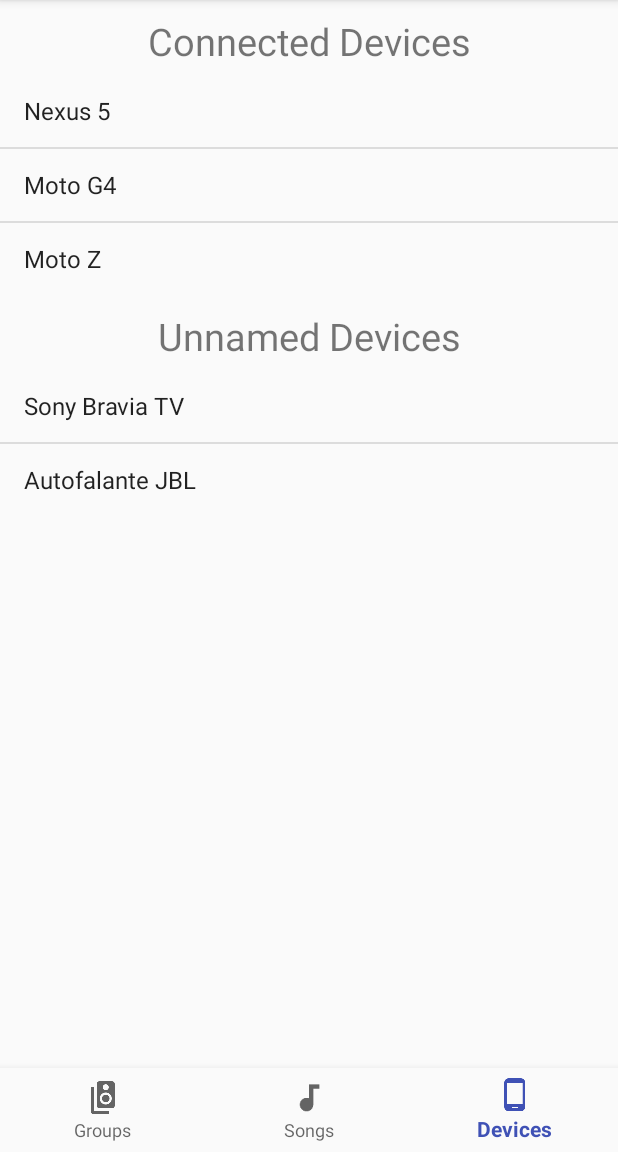
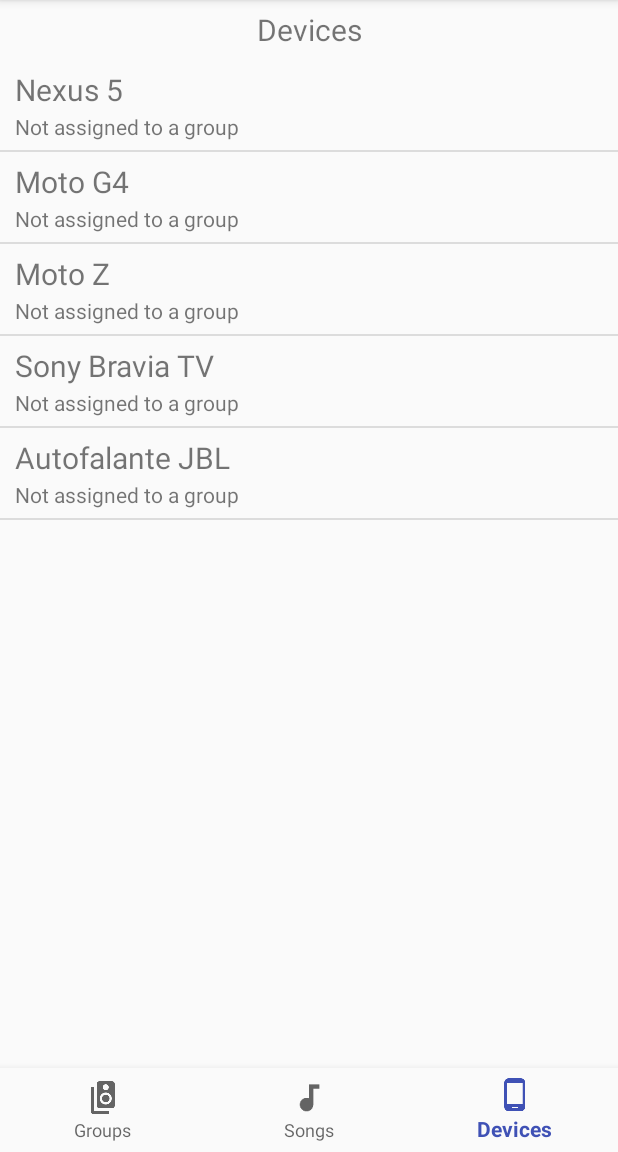
Before and after one commit to mathnogueira/android, an Android app: the screen it shows after launch (MainActivity), item 3 of the bottom bar chosen, on a phone screen of 412 x 824 dp, the part 84-1236 px from its top. Run offline under Robolectric (Android 15) with nearby library versions, the phone set to English and light mode, and no system bars; our stand-ins replace ButterKnife; libraries missing offline, so code that uses them is left out: com.github.nkzawa.socketio; 1 statement that could not run was skipped.

Commit message:
Adiciona nova tela de dispositivos

```diff
--- /dev/null
+++ b/app/src/main/java/pink/dcc/ufla/br/wiplayer/adapters/DeviceAdapter.java
@@ -0,0 +1,57 @@
+package pink.dcc.ufla.br.wiplayer.adapters;
+
+import android.content.Context;
+import android.view.LayoutInflater;
+import android.view.View;
+import android.view.ViewGroup;
+import android.widget.BaseAdapter;
+import android.widget.TextView;
+
+import org.w3c.dom.Text;
+
+import java.util.List;
+
+import pink.dcc.ufla.br.wiplayer.R;
+import pink.dcc.ufla.br.wiplayer.models.Device;
+
+public class DeviceAdapter extends BaseAdapter {
+
+    private List<Device> devices;
+    private LayoutInflater inflater;
+
+    public DeviceAdapter(Context context, List<Device> devices) {
+        this.devices = devices;
+        inflater = (LayoutInflater) context.getSystemService(Context.LAYOUT_INFLATER_SERVICE);
+    }
+
+    @Override
+    public int getCount() {
+        return devices.size();
+    }
+
+    @Override
+    public Object getItem(int position) {
+        return devices.get(position);
+    }
+
+    @Override
+    public long getItemId(int position) {
+        return position;
+    }
+
+    @Override
+    public View getView(int position, View convertView, ViewGroup parent) {
+        View row =  inflater.inflate(R.layout.layout_device_list, null);
+
+        TextView deviceNameTextView = (TextView) row.findViewById(R.id.device_name);
+        TextView deviceGroupTextView = (TextView) row.findViewById(R.id.device_group_name);
+
+        Device device = devices.get(position);
+        deviceNameTextView.setText(device.getName());
+        if (device.getGroup() != null) {
+            deviceGroupTextView.setText(device.getGroup().getName());
+        }
+
+        return row;
+    }
+}
--- a/app/src/main/java/pink/dcc/ufla/br/wiplayer/adapters/GroupAdapter.java
+++ b/app/src/main/java/pink/dcc/ufla/br/wiplayer/adapters/GroupAdapter.java
@@ -53,8 +53,6 @@
         groupNameTextView.setText(group.getName());
         if (currentSong != null) {
             currentSongTextView.setText(String.format("Playing %s by %s", currentSong.getName(), currentSong.getAuthor()));
-        } else {
-            currentSongTextView.setText(R.string.idle_message);
         }
         numberDevicesTextView.setText(String.format("%d devices", group.getDevices().size()));
 
--- a/app/src/main/java/pink/dcc/ufla/br/wiplayer/dialogs/GroupSelectionDialog.java
+++ b/app/src/main/java/pink/dcc/ufla/br/wiplayer/dialogs/GroupSelectionDialog.java
@@ -26,7 +26,7 @@
     public GroupSelectionDialog(@NonNull Context context) {
         super(context);
 
-        service = new GroupService();
+        service = GroupService.getInstance();
         availableGroups = service.listGroups();
 
         groupAdapter = new ArrayAdapter<>(context, android.R.layout.simple_list_item_1, service.listGroups());
--- a/app/src/main/java/pink/dcc/ufla/br/wiplayer/fragments/DevicesFragment.java
+++ b/app/src/main/java/pink/dcc/ufla/br/wiplayer/fragments/DevicesFragment.java
@@ -2,6 +2,7 @@
 
 import android.os.Bundle;
 import android.support.v4.app.Fragment;
+import android.util.Log;
 import android.view.LayoutInflater;
 import android.view.View;
 import android.view.ViewGroup;
@@ -16,6 +17,8 @@
 import butterknife.ButterKnife;
 import butterknife.OnItemClick;
 import pink.dcc.ufla.br.wiplayer.R;
+import pink.dcc.ufla.br.wiplayer.adapters.DeviceAdapter;
+import pink.dcc.ufla.br.wiplayer.dialogs.GroupSelectionDialog;
 import pink.dcc.ufla.br.wiplayer.models.Device;
 import pink.dcc.ufla.br.wiplayer.models.Group;
 import pink.dcc.ufla.br.wiplayer.presenters.DevicesPresenter;
@@ -23,24 +26,10 @@
 
 public class DevicesFragment extends BaseFragment {
 
-    @BindView(R.id.list_connected_devices)
-    ListView connectedDevicesView;
+    @BindView(R.id.device_list)
+    public ListView deviceListView;
 
-    @BindView(R.id.list_waiting_devices)
-    ListView waitingDevicesView;
-
-    @BindView(R.id.list_unnamed_devices)
-    ListView unnamedDevicesView;
-
-    @BindView(R.id.connected_devices_title)
-    TextView connectedDevicesTitleView;
-
-    @BindView(R.id.waiting_devices_title)
-    TextView waitingDevicesTitleView;
-
-    @BindView(R.id.unnamed_devices_title)
-    TextView unnamedDevicesTitleView;
-
+    private DeviceAdapter adapter;
     private DevicesPresenter presenter;
 
     @Override
@@ -55,66 +44,26 @@
     }
 
     private void startupFragment() {
-        connectedDevicesView.setLongClickable(true);
-        waitingDevicesView.setLongClickable(true);
-
         presenter = new DevicesPresenter();
         presenter.loadDevices();
-        updateListView();
+        adapter = new DeviceAdapter(getContext(), presenter.getDevices());
+
+        deviceListView.setAdapter(adapter);
     }
 
-    private void updateListView() {
-        // Popula as listas
-        List<Device> connectedDevices = presenter.getConnectedDevices();
-        List<Device> waitingDevices = presenter.getWaitingDevices();
-        List<Device> unnamedDevices = presenter.getUnnamedDevices();
+    @OnItemClick(R.id.device_list)
+    public void onDeviceSelected(int position) {
+        Device device = presenter.getDevices().get(position);
+        GroupSelectionDialog dialog = new GroupSelectionDialog(getContext());
 
-        ArrayAdapter<Device> connectedDevicesAdapter =
-                new ArrayAdapter<>(getContext(), android.R.layout.simple_list_item_1, connectedDevices);
-        ArrayAdapter<Device> waitingDevicesAdapter =
-                new ArrayAdapter<>(getContext(), android.R.layout.simple_list_item_1, waitingDevices);
-        ArrayAdapter<Device> unnamedDevicesAdapter =
-                new ArrayAdapter<>(getContext(), android.R.layout.simple_list_item_1, unnamedDevices);
+        dialog.setOnGroupSelectedListener(group -> {
+            device.setGroup(group);
+            adapter.notifyDataSetChanged();
+        });
 
-        connectedDevicesView.setAdapter(connectedDevicesAdapter);
-        waitingDevicesView.setAdapter(waitingDevicesAdapter);
-        unnamedDevicesView.setAdapter(unnamedDevicesAdapter);
-
-        hideIfNoElements(connectedDevicesTitleView, connectedDevices);
-        hideIfNoElements(waitingDevicesTitleView, waitingDevices);
-        hideIfNoElements(unnamedDevicesTitleView, unnamedDevices);
-
+        dialog.show();
     }
 
-    @OnItemClick(R.id.list_unnamed_devices)
-    public void onClickUnnamedDevice(AdapterView<?> parent, int position) {
-        InputDialog dialog = new InputDialog("Give a name to the device", getActivity())
-                .setPositiveAnswerListener(answer -> {
-                    Device deviceToRename = presenter.getUnnamedDevices().get(position);
-                    presenter.renameDevice(deviceToRename, answer);
 
-                    updateListView();
-                });
-
-        dialog.build().show();
-
-    }
-
-    @OnItemClick(R.id.list_waiting_devices)
-    public void onClickWaitingDevice(AdapterView<?> parent, int position) {
-        Device device = presenter.getWaitingDevices().get(position);
-        Group group = new Group("Sertanejo do porão");
-        presenter.addDeviceToGroup(device, group);
-
-        updateListView();
-    }
-
-    private void hideIfNoElements(View viewToHide, List container) {
-        if (container.size() == 0) {
-            viewToHide.setVisibility(View.GONE);
-        } else {
-            viewToHide.setVisibility(View.VISIBLE);
-        }
-    }
 
 }
--- a/app/src/main/java/pink/dcc/ufla/br/wiplayer/presenters/DevicesPresenter.java
+++ b/app/src/main/java/pink/dcc/ufla/br/wiplayer/presenters/DevicesPresenter.java
@@ -8,46 +8,21 @@
 
 public class DevicesPresenter {
 
-    private List<Device> connectedDevices;
-    private List<Device> waitingDevices;
-    private List<Device> unnamedDevices;
+    private List<Device> devices;
 
     public void loadDevices() {
-        connectedDevices = new ArrayList<>();
-        waitingDevices = new ArrayList<>();
-        unnamedDevices = new ArrayList<>();
+        devices = new ArrayList<>();
 
-        connectedDevices.add(new Device("Nexus 5"));
-        connectedDevices.add(new Device("Moto G4"));
-        connectedDevices.add(new Device("Moto Z"));
+        devices.add(new Device("Nexus 5"));
+        devices.add(new Device("Moto G4"));
+        devices.add(new Device("Moto Z"));
 
-        unnamedDevices.add(new Device("Sony Bravia TV"));
-        unnamedDevices.add(new Device("Autofalante JBL"));
+        devices.add(new Device("Sony Bravia TV"));
+        devices.add(new Device("Autofalante JBL"));
     }
 
-    public List<Device> getConnectedDevices() {
-        return connectedDevices;
+    public List<Device> getDevices() {
+        return devices;
     }
 
-    public List<Device> getWaitingDevices() {
-        return waitingDevices;
-    }
-
-    public List<Device> getUnnamedDevices() {
-        return unnamedDevices;
-    }
-
-    public void renameDevice(Device deviceToRename, String newName) {
-        deviceToRename.setName(newName);
-        unnamedDevices.remove(deviceToRename);
-        waitingDevices.add(deviceToRename);
-    }
-
-    public void addDeviceToGroup(Device device, Group group) {
-        group.addDevice(device);
-        device.setGroup(group);
-
-        waitingDevices.remove(device);
-        connectedDevices.add(device);
-    }
 }
--- a/app/src/main/java/pink/dcc/ufla/br/wiplayer/presenters/GroupsPresenter.java
+++ b/app/src/main/java/pink/dcc/ufla/br/wiplayer/presenters/GroupsPresenter.java
@@ -14,7 +14,7 @@
     private List<Group> groups;
 
     public GroupsPresenter() {
-        service = new GroupService();
+        service = GroupService.getInstance();
     }
 
     public List<Group> getGroups() {
--- a/app/src/main/java/pink/dcc/ufla/br/wiplayer/presenters/SongsPresenter.java
+++ b/app/src/main/java/pink/dcc/ufla/br/wiplayer/presenters/SongsPresenter.java
@@ -14,7 +14,7 @@
     private SongService songService;
 
     public SongsPresenter() {
-        songService = new SongService();
+        songService = SongService.getInstance();
         songList = songService.getSongList();
     }
 
--- a/app/src/main/java/pink/dcc/ufla/br/wiplayer/services/GroupService.java
+++ b/app/src/main/java/pink/dcc/ufla/br/wiplayer/services/GroupService.java
@@ -10,7 +10,17 @@
 
     private List<Group> fakeGroups;
 
-    public GroupService() {
+    public List<Group> listGroups() {
+        return fakeGroups;
+    }
+
+    public void addGroup(Group group) {
+        fakeGroups.add(group);
+    }
+
+    private static GroupService instance;
+
+    private GroupService() {
         fakeGroups = new ArrayList<>();
 
         Song song = new Song("Altar of Sacrifice", "Slayer", 216);
@@ -37,12 +47,11 @@
         fakeGroups.add(group5);
     }
 
-    public List<Group> listGroups() {
-        return fakeGroups;
-    }
-
-    public void addGroup(Group group) {
-        fakeGroups.add(group);
+    public static GroupService getInstance() {
+        if (instance == null) {
+            instance = new GroupService();
+        }
+        return instance;
     }
 
 }
--- a/app/src/main/res/layout/fragment_devices.xml
+++ b/app/src/main/res/layout/fragment_devices.xml
@@ -10,50 +10,18 @@
         android:orientation="vertical">
 
         <TextView
-            android:id="@+id/connected_devices_title"
             android:layout_width="match_parent"
-            android:layout_height="50dp"
-            android:text="@string/connected_devices"
-            android:textAlignment="center"
-            android:paddingTop="10dp"
-            android:textSize="25dp"/>
+            android:layout_height="40dp"
+            android:gravity="center"
+            android:textSize="20sp"
+            android:text="@string/title_devices" />
 
         <ListView
-            android:id="@+id/list_connected_devices"
+            android:id="@+id/device_list"
             android:layout_width="match_parent"
-            android:layout_height="wrap_content">
+            android:layout_height="match_parent">
+
         </ListView>
-
-        <TextView
-            android:id="@+id/waiting_devices_title"
-            android:layout_width="match_parent"
-            android:layout_height="50dp"
-            android:text="@string/waiting_devices"
-            android:textAlignment="center"
-            android:paddingTop="10dp"
-            android:textSize="25dp"/>
-
-        <ListView
-            android:id="@+id/list_waiting_devices"
-            android:layout_width="match_parent"
-            android:layout_height="wrap_content">
-        </ListView>
-
-        <TextView
-            android:id="@+id/unnamed_devices_title"
-            android:layout_width="match_parent"
-            android:layout_height="50dp"
-            android:text="@string/unnamed_devices"
-            android:textAlignment="center"
-            android:paddingTop="10dp"
-            android:textSize="25dp"/>
-
-        <ListView
-            android:id="@+id/list_unnamed_devices"
-            android:layout_width="match_parent"
-            android:layout_height="wrap_content">
-        </ListView>
-
     </LinearLayout>
 
 </FrameLayout>
--- a/app/src/main/res/layout/fragment_groups.xml
+++ b/app/src/main/res/layout/fragment_groups.xml
@@ -19,8 +19,7 @@
                 android:layout_height="40dp"
                 android:gravity="center"
                 android:textSize="20sp"
-                android:text="Groups"
-                />
+                android:text="@string/title_groups" />
 
             <ListView
                 android:id="@+id/device_group_list"
--- a/app/src/main/res/layout/layout_device_list.xml
+++ b/app/src/main/res/layout/layout_device_list.xml
@@ -1,25 +1,31 @@
 <?xml version="1.0" encoding="utf-8"?>
 <LinearLayout xmlns:android="http://schemas.android.com/apk/res/android"
-    android:orientation="vertical" android:layout_width="match_parent"
+    xmlns:app="http://schemas.android.com/apk/res-auto"
+    android:orientation="vertical"
+    android:layout_width="match_parent"
     android:layout_height="match_parent">
 
     <LinearLayout
         android:layout_width="match_parent"
-        android:layout_height="wrap_content">
-
-        <ImageView
-            android:layout_width="wrap_content"
-            android:layout_height="wrap_content"
-            android:src="@mipmap/ic_speaker_phone_black_24dp"
-            android:layout_gravity="center"
-            android:paddingRight="15dp"/>
+        android:layout_height="60dp"
+        android:paddingStart="10dp"
+        android:paddingEnd="10dp"
+        android:gravity="center|start"
+        android:orientation="vertical">
 
         <TextView
-            android:layout_width="300dp"
-            android:layout_height="50dp"
+            android:id="@+id/device_name"
+            android:layout_width="match_parent"
+            android:layout_height="30dp"
             android:gravity="center|start"
-            android:textSize="20dp"
-            android:text="Cachorro morto não morde"/>
+            android:textSize="20sp" />
+
+        <TextView
+            android:id="@+id/device_group_name"
+            android:layout_width="match_parent"
+            android:layout_height="20dp"
+            android:gravity="center|start"
+            android:text="@string/not_assigned_to_a_group" />
 
     </LinearLayout>
 
--- a/app/src/main/res/layout/layout_song_playing_list.xml
+++ b/app/src/main/res/layout/layout_song_playing_list.xml
@@ -17,7 +17,8 @@
                 android:id="@+id/song_name"
                 android:layout_width="300dp"
                 android:layout_height="35dp"
-                android:paddingLeft="15dp"
+                android:paddingStart="10dp"
+                android:paddingEnd="10dp"
                 android:paddingTop="7dp"
                 android:textSize="20sp"
                 android:textColor="@color/colorPlayingMusic" />
@@ -26,7 +27,8 @@
                 android:id="@+id/artist_name"
                 android:layout_width="300dp"
                 android:layout_height="27dp"
-                android:paddingLeft="15dp"
+                android:paddingStart="10dp"
+                android:paddingEnd="10dp"
                 android:textColor="@color/colorPlayingMusic" />
 
         </LinearLayout>
--- a/app/src/main/res/values/strings.xml
+++ b/app/src/main/res/values/strings.xml
@@ -12,8 +12,9 @@
 
     <string name="label_ok">OK</string>
     <string name="label_cancel">CANCEL</string>
-    <string name="select_group">Play song on</string>
+    <string name="select_group">Select a group</string>
     <string name="title_groups">Groups</string>
     <string name="new_group">New Group</string>
     <string name="idle_message">Idle</string>
+    <string name="not_assigned_to_a_group">Not assigned to a group</string>
 </resources>
```
Also changed, not shown: app/src/main/java/pink/dcc/ufla/br/wiplayer/services/DeviceService.java (+11 -0 lines), app/src/main/java/pink/dcc/ufla/br/wiplayer/services/SongService.java (+11 -0 lines), app/src/main/res/layout/fragment_songs.xml (+10 -4 lines), app/src/main/res/layout/layout_group_list.xml (+3 -5 lines), app/src/main/res/layout/layout_song_list.xml (+7 -3 lines).
